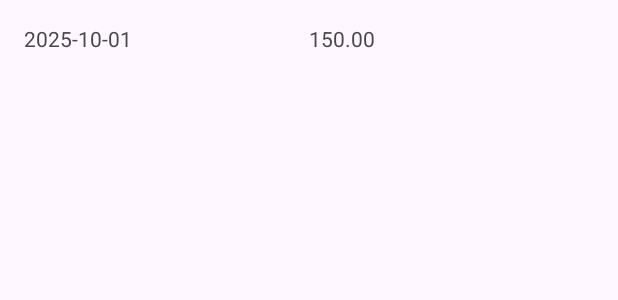
After one commit to hadajh1n/CashLite, an Android app: the layout item_history.xml on its own in the app's theme, with its tools: preview values and no code run, on a phone screen of 412 x 824 dp. The commit adds this screen. Shown: the top 300 px of the screen. Run offline under Robolectric (Android 15) with nearby library versions, the phone set to English and light mode, and no system bars.

Commit message:
setup local http server for testing transactions

```diff
--- a/app/src/main/AndroidManifest.xml
+++ b/app/src/main/AndroidManifest.xml
@@ -3,6 +3,7 @@
     xmlns:tools="http://schemas.android.com/tools">
 
     <uses-permission android:name="android.permission.INTERNET"/>
+    <uses-permission android:name="android.permission.ACCESS_NETWORK_STATE" />
 
     <application
         android:allowBackup="true"
@@ -13,13 +14,14 @@
         android:roundIcon="@mipmap/ic_launcher_round"
         android:supportsRtl="true"
         android:theme="@style/Theme.CashLite"
-        tools:targetApi="31">
+        tools:targetApi="31"
+        android:usesCleartextTraffic="true"
+        android:networkSecurityConfig="@xml/network_security_config">
         <activity
             android:name=".activity.MainActivity"
             android:exported="true">
             <intent-filter>
                 <action android:name="android.intent.action.MAIN" />
-
                 <category android:name="android.intent.category.LAUNCHER" />
             </intent-filter>
         </activity>
--- /dev/null
+++ b/app/src/main/java/com/example/cashlite/Transaction.kt
@@ -0,0 +1,6 @@
+package com.example.cashlite
+
+data class Transaction(
+    val date: String,
+    val amount: Double
+)
--- /dev/null
+++ b/app/src/main/res/layout/item_history.xml
@@ -0,0 +1,34 @@
+<?xml version="1.0" encoding="utf-8"?>
+<androidx.constraintlayout.widget.ConstraintLayout xmlns:android="http://schemas.android.com/apk/res/android"
+    xmlns:app="http://schemas.android.com/apk/res-auto"
+    xmlns:tools="http://schemas.android.com/tools"
+    android:layout_width="match_parent"
+    android:layout_height="wrap_content">
+
+    <LinearLayout
+        android:layout_width="match_parent"
+        android:layout_height="wrap_content"
+        android:orientation="horizontal"
+        android:padding="16dp"
+        app:layout_constraintTop_toTopOf="parent"
+        app:layout_constraintStart_toStartOf="parent"
+        app:layout_constraintEnd_toEndOf="parent">
+
+        <TextView
+            android:id="@+id/tvDate"
+            android:layout_width="0dp"
+            android:layout_height="wrap_content"
+            android:layout_weight="1"
+
+            tools:text="2025-10-01" />
+
+        <TextView
+            android:id="@+id/tvAmount"
+            android:layout_width="0dp"
+            android:layout_height="wrap_content"
+            android:layout_weight="1"
+
+            tools:text="150.00" />
+
+    </LinearLayout>
+</androidx.constraintlayout.widget.ConstraintLayout>
--- /dev/null
+++ b/app/src/main/res/xml/network_security_config.xml
@@ -0,0 +1,6 @@
+<?xml version="1.0" encoding="utf-8"?>
+<network-security-config>
+    <domain-config cleartextTrafficPermitted="true">
+        <domain includeSubdomains="true">192.168.1.70</domain>
+    </domain-config>
+</network-security-config>
```
Also changed, not shown: app/src/main/java/com/example/cashlite/adapters/HistoryAdapter.kt (added, +35 -0 lines), app/src/main/java/com/example/cashlite/fragments/HistoryFragment.kt (+22 -3 lines), app/src/main/java/com/example/cashlite/retrofit/RetrofitClient.kt (added, +16 -0 lines), app/src/main/java/com/example/cashlite/retrofit/TransactionAPI.kt (added, +9 -0 lines), app/src/main/java/com/example/cashlite/viewModel/HistoryViewModel.kt (added, +32 -0 lines), app/src/main/res/layout/fragment_history.xml (+4 -10 lines).
